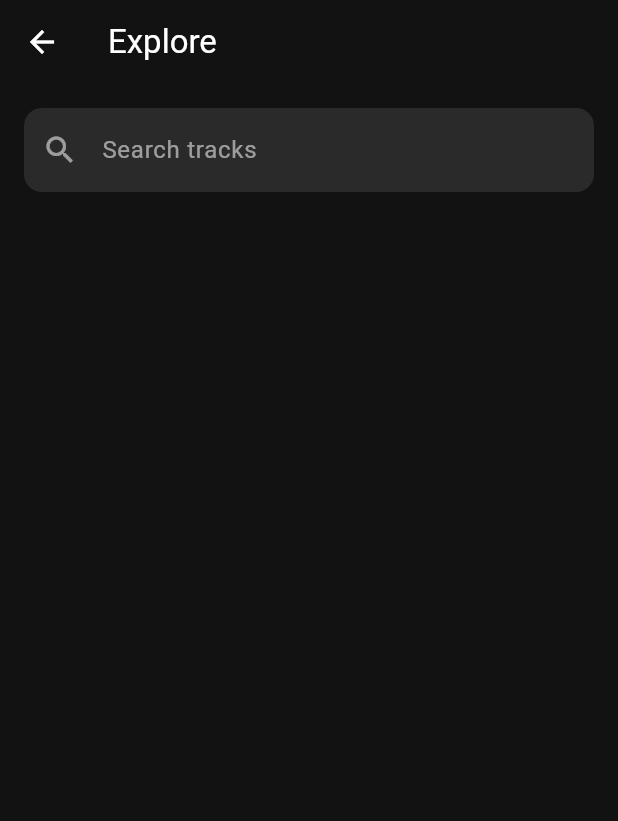
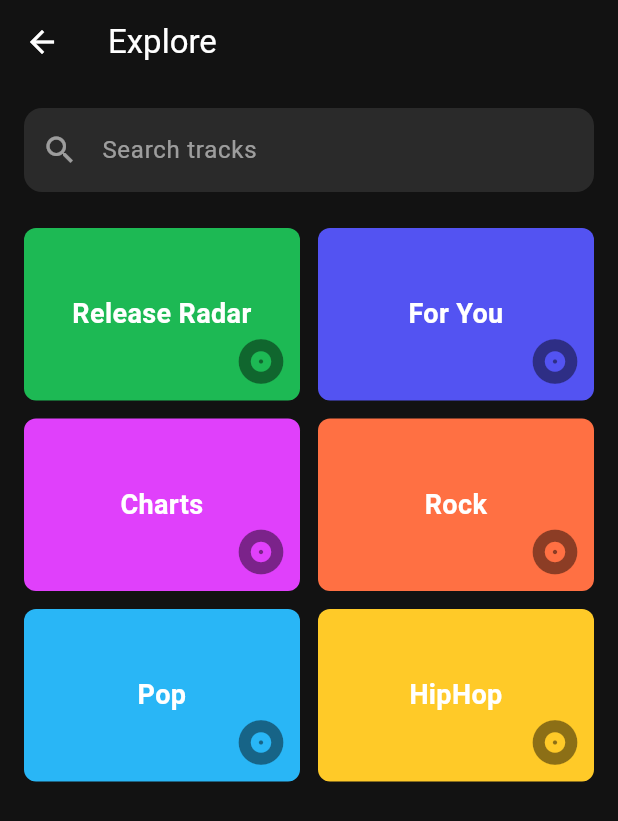
Before and after one commit to TeomanEroglu/song-social-media-app, a Flutter app: the _ExploreView screen opened directly, on a phone screen of 412 x 824 dp. Shown: the top 821 px of the screen. Run offline on Flutter 3.47's test engine with Material 3 defaults, Android fonts, the phone set to English and light mode, and no system bars; our stand-ins replace flutter_dotenv, flutter_secure_storage; missing offline and left inert: oauth2_client, spotify; accounts and stored records are empty.

Commit message:
ADD Explore Page hat jetzt Suchfunktion zur Song suche. Suche berücksichtigt das eigene Suchverhalten von Spotify Explore Page mit Dummy Kacheln

```diff
--- a/music_social_app/lib/services/spotify_song_repository.dart
+++ b/music_social_app/lib/services/spotify_song_repository.dart
@@ -64,4 +64,5 @@ class SpotifySongRepository {
       }).toList();
 
   }
+
 }
--- a/music_social_app/lib/views/explore/explore_page.dart
+++ b/music_social_app/lib/views/explore/explore_page.dart
@@ -9,7 +9,7 @@ class ExplorePage extends StatelessWidget {
   @override
   Widget build(BuildContext context) {
     return ChangeNotifierProvider(
-      create: (_) => ExploreSongsProvider(),        // ⚠️  keine Initialsuche
+      create: (_) => ExploreSongsProvider(),
       child: const _ExploreView(),
     );
   }
@@ -22,14 +22,33 @@ class _ExploreView extends StatefulWidget {
   State<_ExploreView> createState() => _ExploreViewState();
 }
 
-class _ExploreViewState extends State<_ExploreView> {
+class _ExploreViewState extends State<_ExploreView>
+    with AutomaticKeepAliveClientMixin {
+  // ─────────────────────────────────────────────
+  @override
+  bool get wantKeepAlive => true;          // Tab-Status behalten
+  // ─────────────────────────────────────────────
+
   final _controller = TextEditingController();
+  final _focusNode  = FocusNode();
+  bool  _searchMode = false;
   Timer? _debounce;
+
+  @override
+  void initState() {
+    super.initState();
+    _focusNode.addListener(() {
+      if (_focusNode.hasFocus) {
+        setState(() => _searchMode = true);
+      }
+    });
+  }
 
   @override
   void dispose() {
     _debounce?.cancel();
     _controller.dispose();
+    _focusNode.dispose();
     super.dispose();
   }
 
@@ -38,7 +57,6 @@ class _ExploreViewState extends State<_ExploreView> {
     _debounce = Timer(const Duration(milliseconds: 400), () {
       final trimmed = query.trim();
       if (trimmed.isEmpty) {
-        // leeren Zustand anzeigen
         context.read<ExploreSongsProvider>().reset();
         return;
       }
@@ -46,13 +64,27 @@ class _ExploreViewState extends State<_ExploreView> {
     });
   }
 
+  void _exitSearch() {
+    _controller.clear();
+    _focusNode.unfocus();
+    context.read<ExploreSongsProvider>().reset();
+    setState(() => _searchMode = false);
+  }
+
   @override
   Widget build(BuildContext context) {
+    super.build(context);                  // wichtig für KeepAlive
     final state = context.watch<ExploreSongsProvider>();
 
     return Scaffold(
       backgroundColor: const Color(0xFF121212),
       appBar: AppBar(
+        leading: _searchMode
+            ? IconButton(
+                icon: const Icon(Icons.arrow_back),
+                onPressed: _exitSearch,
+              )
+            : null,
         title: const Text('Explore', style: TextStyle(color: Colors.white)),
         backgroundColor: const Color(0xFF121212),
         elevation: 0,
@@ -63,11 +95,15 @@ class _ExploreViewState extends State<_ExploreView> {
           children: [
             TextField(
               controller: _controller,
+              focusNode: _focusNode,
               onChanged: _onQueryChanged,
               onSubmitted: _onQueryChanged,
               style: const TextStyle(color: Colors.white),
               decoration: InputDecoration(
-                prefixIcon: const Icon(Icons.search, color: Colors.white54),
+                prefixIcon: Icon(
+                  _searchMode ? Icons.search : Icons.search_outlined,
+                  color: Colors.white54,
+                ),
                 hintText: 'Search tracks',
                 hintStyle: const TextStyle(color: Colors.white54),
                 filled: true,
@@ -79,25 +115,98 @@ class _ExploreViewState extends State<_ExploreView> {
               ),
             ),
             const SizedBox(height: 24),
-            Expanded(child: _buildBody(state)),
+            Expanded(
+              child: _searchMode
+                  ? _SongList(state: state)
+                  : const _CategoryGrid(),
+            ),
           ],
         ),
       ),
     );
   }
+}
 
-  Widget _buildBody(ExploreSongsProvider state) {
+/// ------------- GRID mit 6 Kategorien (nur UI) ----------------------------
+class _CategoryGrid extends StatelessWidget {
+  const _CategoryGrid();
+
+  static final _items = [
+    ('Release Radar', Color(0xFF1DB954)),
+    ('For You',       Color(0xFF5353F2)),
+    ('Charts',        Color(0xFFE040FB)),
+    ('Rock',          Color(0xFFFF7043)),
+    ('Pop',           Color(0xFF29B6F6)),
+    ('HipHop',        Color(0xFFFFCA28)),
+  ];
+
+  @override
+  Widget build(BuildContext context) {
+    return GridView.count(
+      crossAxisCount: 2,
+      physics: const NeverScrollableScrollPhysics(),
+      mainAxisSpacing: 12,
+      crossAxisSpacing: 12,
+      childAspectRatio: 1.6,               // größere Kacheln
+      children: _items.map((e) {
+        final title = e.$1;
+        final color = e.$2;
+        return GestureDetector(
+          onTap: () =>
+              context.read<ExploreSongsProvider>().loadInitial(title),
+          child: Container(
+            decoration: BoxDecoration(
+              color: color,
+              borderRadius: BorderRadius.circular(8),
+            ),
+            child: Stack(
+              children: [
+                Center(
+                  child: Text(
+                    title,
+                    textAlign: TextAlign.center,
+                    style: const TextStyle(
+                      color: Colors.white,
+                      fontSize: 18,
+                      fontWeight: FontWeight.w600,
+                    ),
+                  ),
+                ),
+                const Positioned(
+                  right: 8,
+                  bottom: 8,
+                  child: RotatedBox(
+                    quarterTurns: 1,
+                    child: Icon(Icons.album,
+                        color: Colors.black45, size: 36),
+                  ),
+                ),
+              ],
+            ),
+          ),
+        );
+      }).toList(),
+    );
+  }
+}
+
+/// ------------- SONG-LISTE -------------------------------------------------
+class _SongList extends StatelessWidget {
+  final ExploreSongsProvider state;
+  const _SongList({required this.state});
+
+  @override
+  Widget build(BuildContext context) {
     if (state.isLoading) {
       return const Center(child: CircularProgressIndicator());
     }
     if (state.error != null) {
       return Center(
-        child: Text(state.error!, style: const TextStyle(color: Colors.white70)),
-      );
+          child: Text(state.error!, style: const TextStyle(color: Colors.white70)));
     }
     if (state.songs.isEmpty) {
-      // weder Fehlermeldung noch Ergebnisse → einfach leer
-      return const SizedBox.shrink();
+      return const Center(
+          child: Text('No results', style: TextStyle(color: Colors.white70)));
     }
     return ListView.builder(
       itemCount: state.songs.length,
@@ -105,15 +214,10 @@ class _ExploreViewState extends State<_ExploreView> {
         final song = state.songs[i];
         return ListTile(
           leading: song.albumImageUrl != null
-              ? Image.network(
-                  song.albumImageUrl!,
-                  width: 50,
-                  height: 50,
-                  fit: BoxFit.cover,
-                )
+              ? Image.network(song.albumImageUrl!,
+                  width: 50, height: 50, fit: BoxFit.cover)
               : const Icon(Icons.music_note, color: Colors.white70),
-          title:
-              Text(song.title, style: const TextStyle(color: Colors.white)),
+          title: Text(song.title, style: const TextStyle(color: Colors.white)),
           subtitle:
               Text(song.artist, style: const TextStyle(color: Colors.white70)),
         );
```
